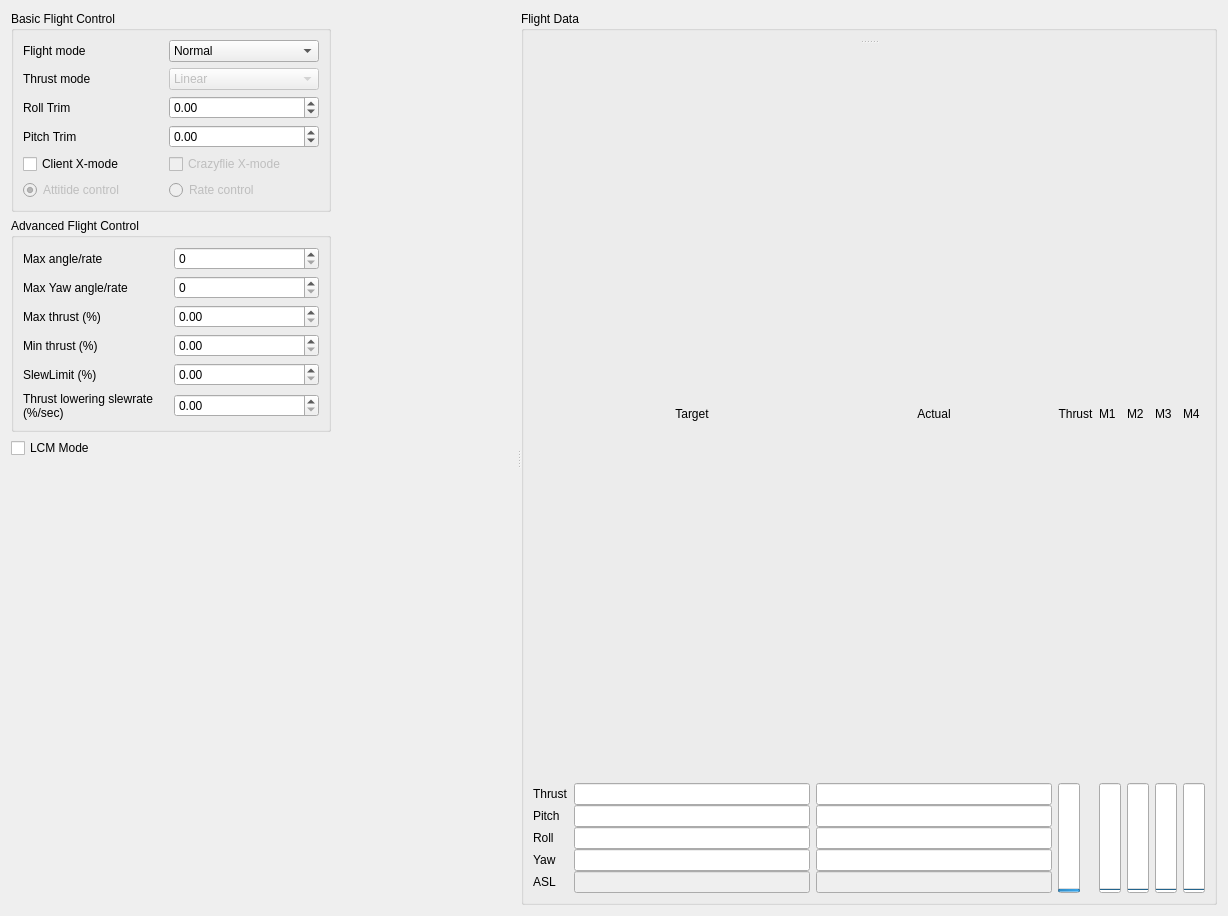
First picture: the form in client/lib/cfclient/ui/tabs/flightTab.ui, repository blandry/crazyflie-tools, before the edit.
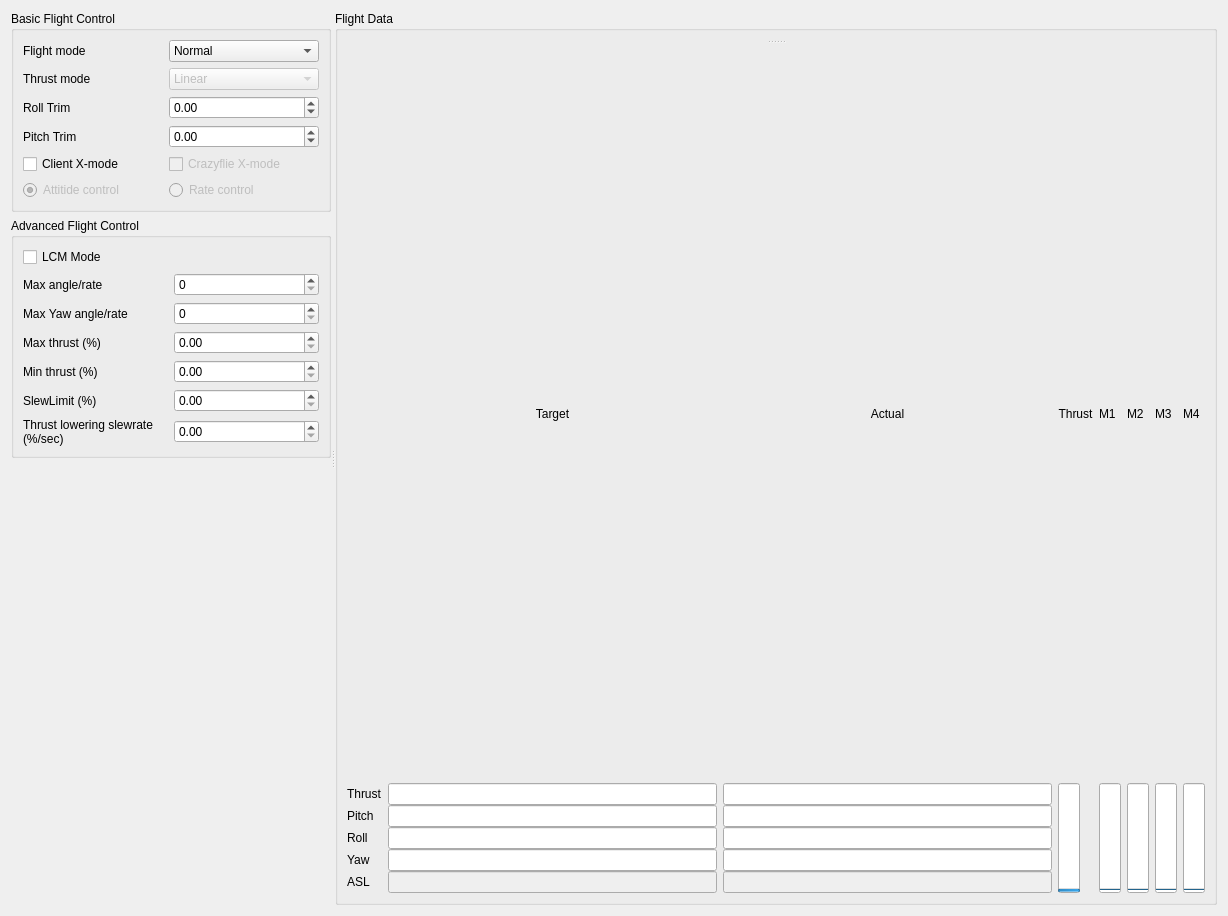
Second picture: the form after the edit.

The edit to the form file:
```diff
--- a/client/lib/cfclient/ui/tabs/flightTab.ui
+++ b/client/lib/cfclient/ui/tabs/flightTab.ui
@@ -249,14 +249,14 @@
          <layout class="QHBoxLayout" name="horizontalLayout_4">
           <item>
            <layout class="QGridLayout" name="gridLayout_4">
-            <item row="2" column="0">
+            <item row="3" column="0">
              <widget class="QLabel" name="label_9">
               <property name="text">
                <string>Max thrust (%)</string>
               </property>
              </widget>
             </item>
-            <item row="0" column="0">
+            <item row="1" column="0">
              <widget class="QLabel" name="label_7">
               <property name="layoutDirection">
                <enum>Qt::LeftToRight</enum>
@@ -266,14 +266,14 @@
               </property>
              </widget>
             </item>
-            <item row="3" column="0">
+            <item row="4" column="0">
              <widget class="QLabel" name="label">
               <property name="text">
                <string>Min thrust (%)</string>
               </property>
              </widget>
             </item>
-            <item row="5" column="0">
+            <item row="6" column="0">
              <widget class="QLabel" name="label_26">
               <property name="text">
                <string>Thrust lowering slewrate (%/sec)</string>
@@ -283,33 +283,33 @@
               </property>
              </widget>
             </item>
-            <item row="4" column="0">
+            <item row="5" column="0">
              <widget class="QLabel" name="label_31">
               <property name="text">
                <string>SlewLimit (%)</string>
               </property>
              </widget>
             </item>
-            <item row="1" column="0">
+            <item row="2" column="0">
              <widget class="QLabel" name="label_32">
               <property name="text">
                <string>Max Yaw angle/rate</string>
               </property>
              </widget>
             </item>
-            <item row="2" column="1">
-             <widget class="QDoubleSpinBox" name="maxThrust"/>
-            </item>
             <item row="3" column="1">
-             <widget class="QDoubleSpinBox" name="minThrust"/>
+             <widget class="QDoubleSpinBox" name="maxThrust"/>
             </item>
             <item row="4" column="1">
-             <widget class="QDoubleSpinBox" name="slewEnableLimit"/>
+             <widget class="QDoubleSpinBox" name="minThrust"/>
             </item>
             <item row="5" column="1">
+             <widget class="QDoubleSpinBox" name="slewEnableLimit"/>
+            </item>
+            <item row="6" column="1">
              <widget class="QDoubleSpinBox" name="thrustLoweringSlewRateLimit"/>
             </item>
-            <item row="1" column="1">
+            <item row="2" column="1">
              <widget class="QSpinBox" name="maxYawRate">
               <property name="minimum">
                <number>0</number>
@@ -322,7 +322,7 @@
               </property>
              </widget>
             </item>
-            <item row="0" column="1">
+            <item row="1" column="1">
              <widget class="QSpinBox" name="maxAngle">
               <property name="minimum">
                <number>0</number>
@@ -335,18 +335,18 @@
               </property>
              </widget>
             </item>
+            <item row="0" column="0">
+             <widget class="QCheckBox" name="LCMCheckBox">
+              <property name="text">
+               <string>LCM Mode</string>
+              </property>
+             </widget>
+            </item>
            </layout>
           </item>
          </layout>
         </widget>
        </item>
-       <item>
-        <widget class="QCheckBox" name="LCMCheckBox">
-         <property name="text">
-          <string>LCM Mode</string>
-         </property>
-        </widget>
-       </item>
        <item>
         <spacer name="verticalSpacer">
          <property name="orientation">
```
